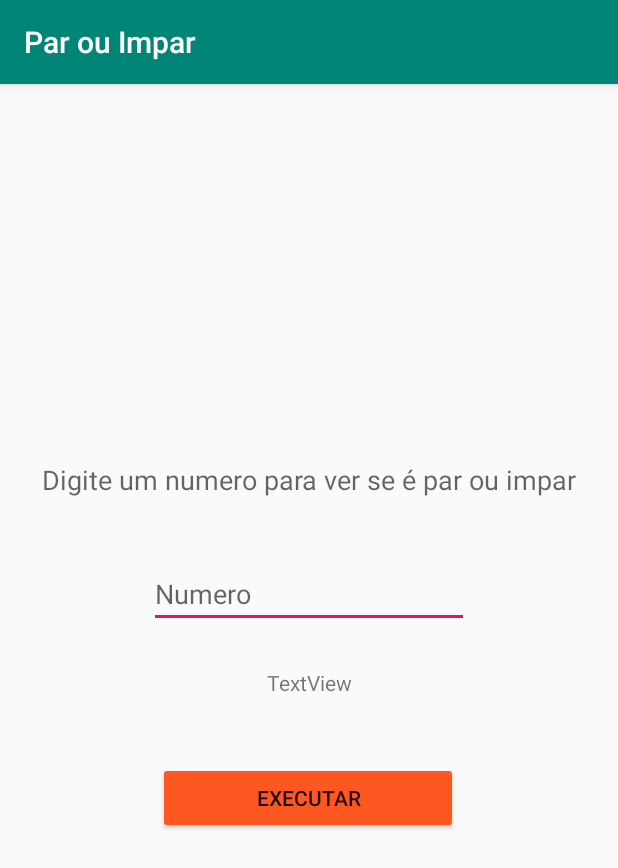
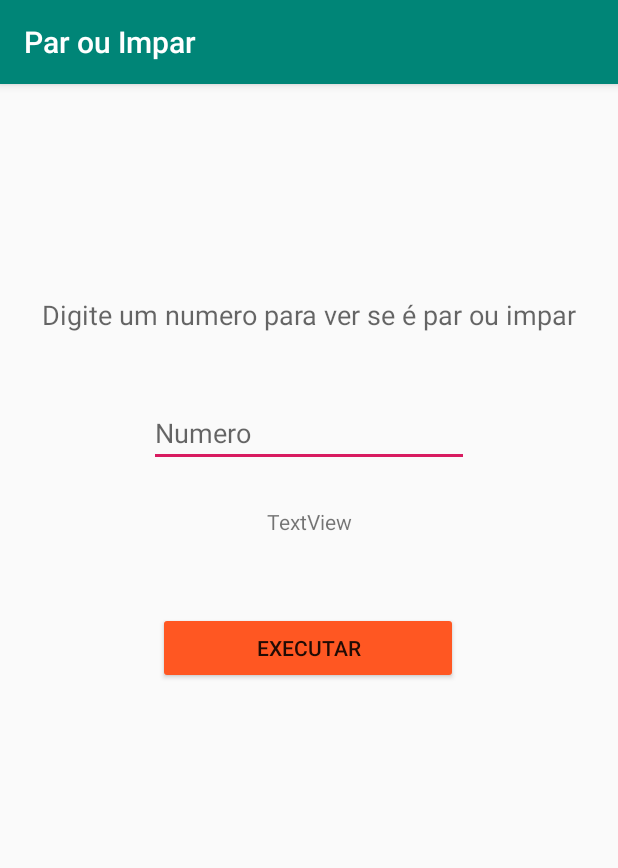
Before and after one commit to edu-ofernandes/Ucs-mobile, an Android app: the screen it shows after launch (MainActivity), on a phone screen of 412 x 824 dp. Shown: the top 868 px of the screen. Run offline under Robolectric (Android 15) with nearby library versions, the phone set to English and light mode, and no system bars.

```diff
--- a/Uc-9/aula-4/par-impar/app/src/main/res/layout/activity_main.xml
+++ b/Uc-9/aula-4/par-impar/app/src/main/res/layout/activity_main.xml
@@ -10,7 +10,6 @@
         android:id="@+id/textView"
         android:layout_width="wrap_content"
         android:layout_height="wrap_content"
-        android:layout_marginTop="50dp"
         android:text="Digite um numero para ver se é par ou impar"
         android:textAppearance="@style/TextAppearance.AppCompat.Medium"
         app:layout_constraintBottom_toBottomOf="parent"
@@ -18,7 +17,7 @@
         app:layout_constraintHorizontal_bias="0.51"
         app:layout_constraintStart_toStartOf="parent"
         app:layout_constraintTop_toTopOf="parent"
-        app:layout_constraintVertical_bias="0.29000002" />
+        app:layout_constraintVertical_bias="0.19" />
 
     <EditText
         android:id="@+id/editText"
```
Also changed, not shown: 2 other files.
